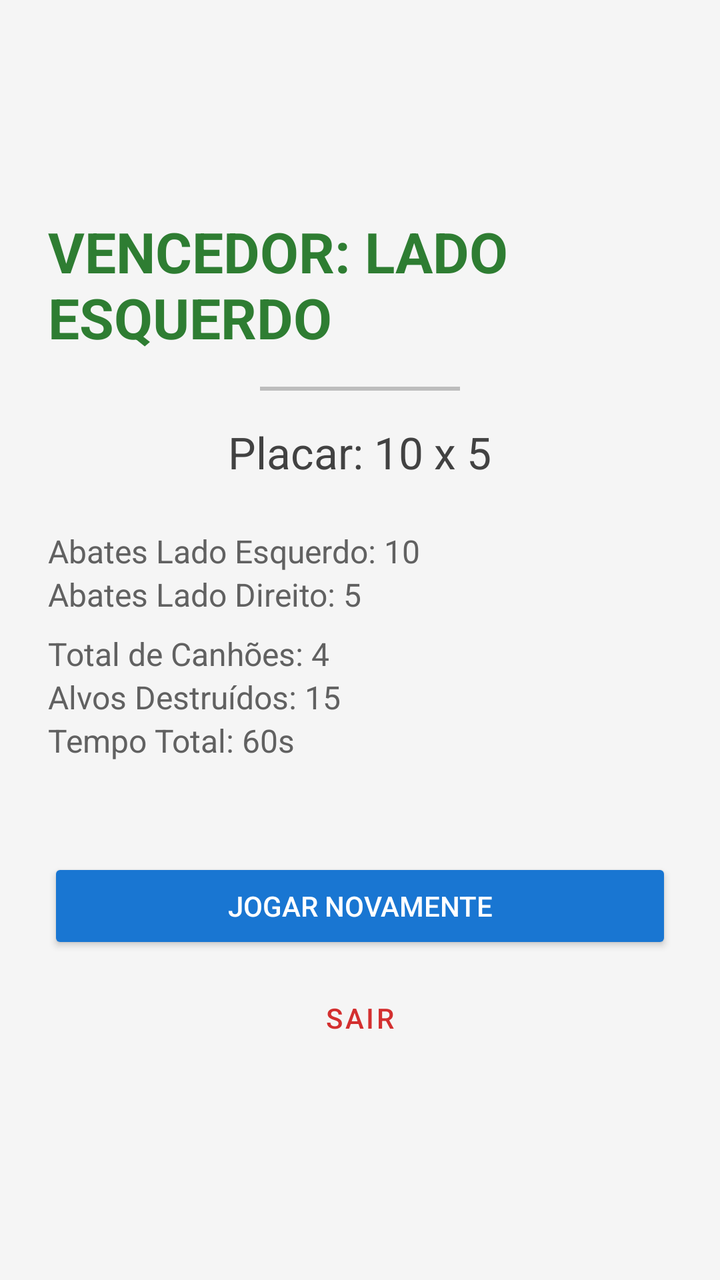
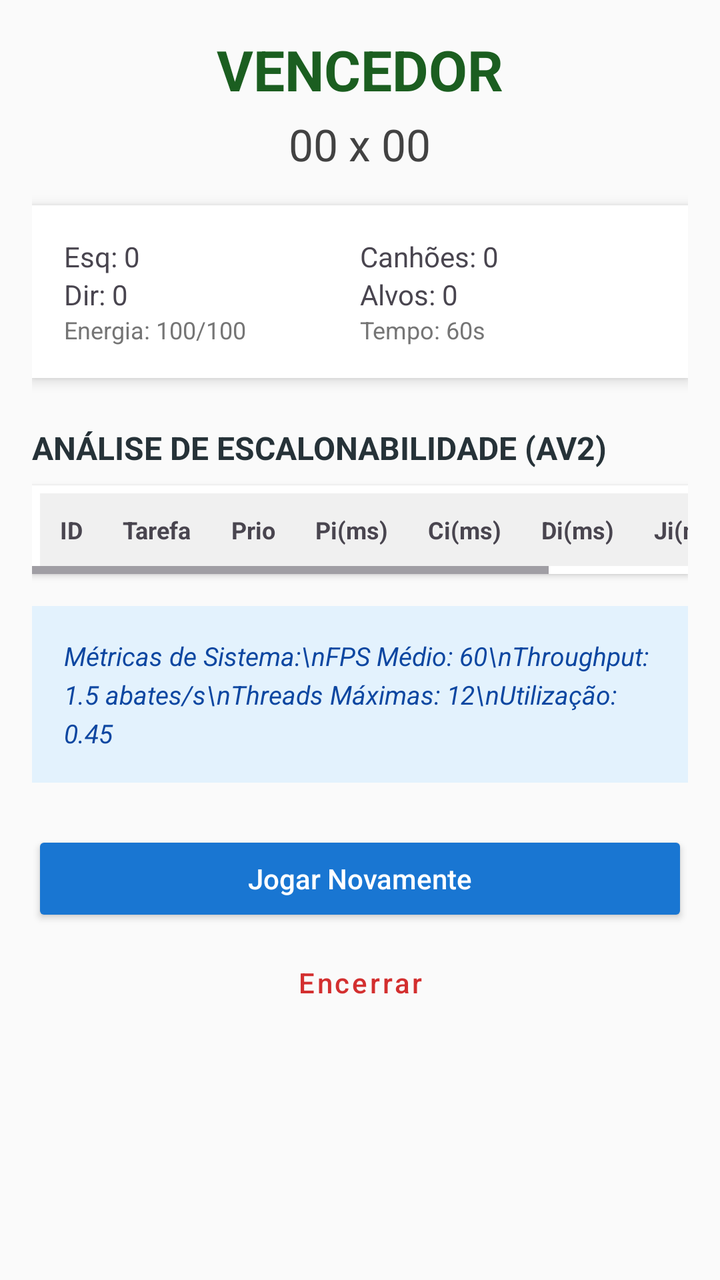

Compare the two renders of this Android layout. The source of the first and the diff that turns it into the second are given below.
<!-- AndroidManifest.xml: application theme Theme.AutoTarget -->
<!-- res/layout/activity_game_over.xml -->
<?xml version="1.0" encoding="utf-8"?>
<LinearLayout xmlns:android="http://schemas.android.com/apk/res/android"
    android:layout_width="match_parent"
    android:layout_height="match_parent"
    android:background="#F5F5F5"
    android:gravity="center"
    android:orientation="vertical"
    android:padding="24dp">

    <TextView
        android:id="@+id/text_vencedor"
        android:layout_width="wrap_content"
        android:layout_height="wrap_content"
        android:text="VENCEDOR: LADO ESQUERDO"
        android:textColor="#2E7D32"
        android:textSize="28sp"
        android:textStyle="bold" />

    <View
        android:layout_width="100dp"
        android:layout_height="2dp"
        android:layout_marginVertical="16dp"
        android:background="#BDBDBD" />

    <TextView
        android:id="@+id/text_placar"
        android:layout_width="wrap_content"
        android:layout_height="wrap_content"
        android:text="Placar: 10 x 5"
        android:textColor="#424242"
        android:textSize="22sp" />

    <LinearLayout
        android:layout_width="match_parent"
        android:layout_height="wrap_content"
        android:layout_marginTop="24dp"
        android:orientation="vertical">

        <TextView
            android:id="@+id/text_detalhes_esquerda"
            android:layout_width="wrap_content"
            android:layout_height="wrap_content"
            android:text="Abates Lado Esquerdo: 10"
            android:textColor="#616161"
            android:textSize="16sp" />

        <TextView
            android:id="@+id/text_detalhes_direita"
            android:layout_width="wrap_content"
            android:layout_height="wrap_content"
            android:text="Abates Lado Direito: 5"
            android:textColor="#616161"
            android:textSize="16sp" />

        <TextView
            android:id="@+id/text_total_canhoes"
            android:layout_width="wrap_content"
            android:layout_height="wrap_content"
            android:layout_marginTop="8dp"
            android:text="Total de Canhões: 4"
            android:textColor="#616161"
            android:textSize="16sp" />

        <TextView
            android:id="@+id/text_total_alvos"
            android:layout_width="wrap_content"
            android:layout_height="wrap_content"
            android:text="Alvos Destruídos: 15"
            android:textColor="#616161"
            android:textSize="16sp" />

        <TextView
            android:id="@+id/text_tempo_total"
            android:layout_width="wrap_content"
            android:layout_height="wrap_content"
            android:text="Tempo Total: 60s"
            android:textColor="#616161"
            android:textSize="16sp" />
    </LinearLayout>

    <Button
        android:id="@+id/btn_reiniciar"
        android:layout_width="match_parent"
        android:layout_height="wrap_content"
        android:layout_marginTop="48dp"
        android:backgroundTint="#1976D2"
        android:text="Jogar Novamente"
        android:textColor="#FFFFFF" />

    <Button
        android:id="@+id/btn_sair"
        style="@style/Widget.MaterialComponents.Button.TextButton"
        android:layout_width="match_parent"
        android:layout_height="wrap_content"
        android:layout_marginTop="8dp"
        android:text="Sair"
        android:textColor="#D32F2F" />

</LinearLayout>
<!-- resources referenced by this layout -->
<resources>
  <style name="Theme.AutoTarget" parent="Base.Theme.AutoTarget" />
  <style name="Base.Theme.AutoTarget" parent="Theme.Material3.DayNight.NoActionBar">
          
          
      </style>
</resources>

<!-- the commit's change to res/layout/activity_game_over.xml (unified diff, before → after) -->
@@ -1,99 +1,144 @@
 <?xml version="1.0" encoding="utf-8"?>
-<LinearLayout xmlns:android="http://schemas.android.com/apk/res/android"
+<ScrollView xmlns:android="http://schemas.android.com/apk/res/android"
     android:layout_width="match_parent"
     android:layout_height="match_parent"
-    android:background="#F5F5F5"
-    android:gravity="center"
-    android:orientation="vertical"
-    android:padding="24dp">
-
-    <TextView
-        android:id="@+id/text_vencedor"
-        android:layout_width="wrap_content"
-        android:layout_height="wrap_content"
-        android:text="VENCEDOR: LADO ESQUERDO"
-        android:textColor="#2E7D32"
-        android:textSize="28sp"
-        android:textStyle="bold" />
-
-    <View
-        android:layout_width="100dp"
-        android:layout_height="2dp"
-        android:layout_marginVertical="16dp"
-        android:background="#BDBDBD" />
-
-    <TextView
-        android:id="@+id/text_placar"
-        android:layout_width="wrap_content"
-        android:layout_height="wrap_content"
-        android:text="Placar: 10 x 5"
-        android:textColor="#424242"
-        android:textSize="22sp" />
+    android:background="#FAFAFA"
+    android:fillViewport="true">
 
     <LinearLayout
         android:layout_width="match_parent"
         android:layout_height="wrap_content"
-        android:layout_marginTop="24dp"
-        android:orientation="vertical">
+        android:gravity="center_horizontal"
+        android:orientation="vertical"
+        android:padding="16dp">
+
+        
+        <TextView
+            android:id="@+id/text_vencedor"
+            android:layout_width="wrap_content"
+            android:layout_height="wrap_content"
+            android:text="VENCEDOR"
+            android:textColor="#1B5E20"
+            android:textSize="28sp"
+            android:textStyle="bold" />
 
         <TextView
-            android:id="@+id/text_detalhes_esquerda"
+            android:id="@+id/text_placar"
             android:layout_width="wrap_content"
             android:layout_height="wrap_content"
-            android:text="Abates Lado Esquerdo: 10"
-            android:textColor="#616161"
-            android:textSize="16sp" />
+            android:layout_marginTop="4dp"
+            android:text="00 x 00"
+            android:textColor="#424242"
+            android:textSize="22sp" />
 
+        
+        <LinearLayout
+            android:layout_width="match_parent"
+            android:layout_height="wrap_content"
+            android:layout_marginTop="16dp"
+            android:background="#FFFFFF"
+            android:elevation="4dp"
+            android:orientation="horizontal"
+            android:padding="16dp">
+
+            <LinearLayout
+                android:layout_width="0dp"
+                android:layout_height="wrap_content"
+                android:layout_weight="1"
+                android:orientation="vertical">
+                <TextView android:id="@+id/text_detalhes_esquerda" android:layout_width="wrap_content" android:layout_height="wrap_content" android:text="Esq: 0" android:textSize="14sp" />
+                <TextView android:id="@+id/text_detalhes_direita" android:layout_width="wrap_content" android:layout_height="wrap_content" android:text="Dir: 0" android:textSize="14sp" />
+                <TextView android:id="@+id/text_energia_final" android:layout_width="wrap_content" android:layout_height="wrap_content" android:text="Energia: 100/100" android:textSize="12sp" android:textColor="#757575"/>
+            </LinearLayout>
+
+            <LinearLayout
+                android:layout_width="0dp"
+                android:layout_height="wrap_content"
+                android:layout_weight="1"
+                android:orientation="vertical">
+                <TextView android:id="@+id/text_total_canhoes" android:layout_width="wrap_content" android:layout_height="wrap_content" android:text="Canhões: 0" android:textSize="14sp" />
+                <TextView android:id="@+id/text_total_alvos" android:layout_width="wrap_content" android:layout_height="wrap_content" android:text="Alvos: 0" android:textSize="14sp" />
+                <TextView android:id="@+id/text_tempo_total" android:layout_width="wrap_content" android:layout_height="wrap_content" android:text="Tempo: 60s" android:textSize="12sp" android:textColor="#757575"/>
+            </LinearLayout>
+        </LinearLayout>
+
+        
         <TextView
-            android:id="@+id/text_detalhes_direita"
-            android:layout_width="wrap_content"
+            android:layout_width="match_parent"
             android:layout_height="wrap_content"
-            android:text="Abates Lado Direito: 5"
-            android:textColor="#616161"
-            android:textSize="16sp" />
+            android:layout_marginTop="24dp"
+            android:text="ANÁLISE DE ESCALONABILIDADE (AV2)"
+            android:textColor="#263238"
+            android:textSize="16sp"
+            android:textStyle="bold" />
 
-        <TextView
-            android:id="@+id/text_total_canhoes"
-            android:layout_width="wrap_content"
+        <HorizontalScrollView
+            android:layout_width="match_parent"
             android:layout_height="wrap_content"
             android:layout_marginTop="8dp"
-            android:text="Total de Canhões: 4"
-            android:textColor="#616161"
-            android:textSize="16sp" />
+            android:background="#FFFFFF"
+            android:elevation="2dp">
 
-        <TextView
-            android:id="@+id/text_total_alvos"
-            android:layout_width="wrap_content"
+            <TableLayout
+                android:id="@+id/table_rt_analysis"
+                android:layout_width="wrap_content"
+                android:layout_height="wrap_content"
+                android:padding="4dp">
+
+                <TableRow android:background="#F0F0F0">
+                    <TextView android:padding="10dp" android:text="ID" android:textStyle="bold" android:textSize="12sp" />
+                    <TextView android:padding="10dp" android:text="Tarefa" android:textStyle="bold" android:textSize="12sp" />
+                    <TextView android:padding="10dp" android:text="Prio" android:textStyle="bold" android:textSize="12sp" />
+                    <TextView android:padding="10dp" android:text="Pi(ms)" android:textStyle="bold" android:textSize="12sp" />
+                    <TextView android:padding="10dp" android:text="Ci(ms)" android:textStyle="bold" android:textSize="12sp" />
+                    <TextView android:padding="10dp" android:text="Di(ms)" android:textStyle="bold" android:textSize="12sp" />
+                    <TextView android:padding="10dp" android:text="Ji(ms)" android:textStyle="bold" android:textSize="12sp" />
+                    <TextView android:padding="10dp" android:text="Ri(ms)" android:textStyle="bold" android:textSize="12sp" />
+                </TableRow>
+                
+            </TableLayout>
+        </HorizontalScrollView>
+
+        
+        <LinearLayout
+            android:layout_width="match_parent"
             android:layout_height="wrap_content"
-            android:text="Alvos Destruídos: 15"
-            android:textColor="#616161"
-            android:textSize="16sp" />
+            android:layout_marginTop="16dp"
+            android:background="#E3F2FD"
+            android:orientation="vertical"
+            android:padding="16dp">
 
-        <TextView
-            android:id="@+id/text_tempo_total"
-            android:layout_width="wrap_content"
+            <TextView
+                android:id="@+id/text_resumo_rt"
+                android:layout_width="wrap_content"
+                android:layout_height="wrap_content"
+                android:lineSpacingExtra="4dp"
+                android:text="Métricas de Sistema:\nFPS Médio: 60\nThroughput: 1.5 abates/s\nThreads Máximas: 12\nUtilização: 0.45"
+                android:textColor="#0D47A1"
+                android:textSize="13sp"
+                android:textStyle="italic" />
+        </LinearLayout>
+
+        
+        <Button
+            android:id="@+id/btn_reiniciar"
+            android:layout_width="match_parent"
             android:layout_height="wrap_content"
-            android:text="Tempo Total: 60s"
-            android:textColor="#616161"
-            android:textSize="16sp" />
+            android:layout_marginTop="24dp"
+            android:backgroundTint="#1976D2"
+            android:text="Jogar Novamente"
+            android:textAllCaps="false"
+            android:textColor="#FFFFFF" />
+
+        <Button
+            android:id="@+id/btn_sair"
+            style="@style/Widget.MaterialComponents.Button.TextButton"
+            android:layout_width="match_parent"
+            android:layout_height="wrap_content"
+            android:layout_marginTop="4dp"
+            android:text="Encerrar"
+            android:textAllCaps="false"
+            android:textColor="#D32F2F" />
+
     </LinearLayout>
-
-    <Button
-        android:id="@+id/btn_reiniciar"
-        android:layout_width="match_parent"
-        android:layout_height="wrap_content"
-        android:layout_marginTop="48dp"
-        android:backgroundTint="#1976D2"
-        android:text="Jogar Novamente"
-        android:textColor="#FFFFFF" />
-
-    <Button
-        android:id="@+id/btn_sair"
-        style="@style/Widget.MaterialComponents.Button.TextButton"
-        android:layout_width="match_parent"
-        android:layout_height="wrap_content"
-        android:layout_marginTop="8dp"
-        android:text="Sair"
-        android:textColor="#D32F2F" />
-
-</LinearLayout>
+</ScrollView>
